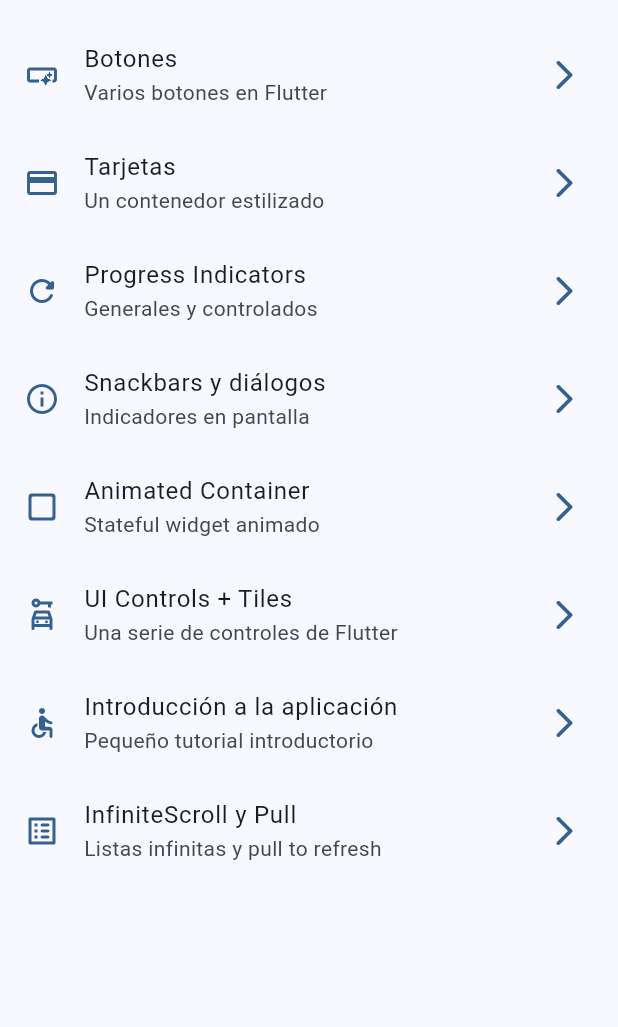
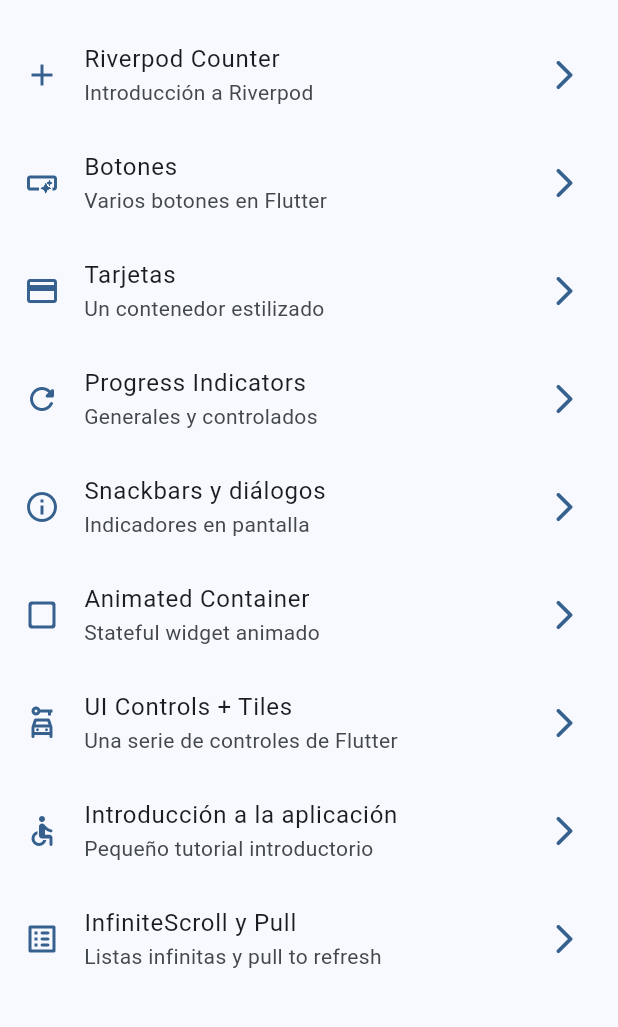
Before and after one commit to danimtnzz/widgets_app, a Flutter app: the screen it shows after launch, on a phone screen of 412 x 824 dp, the part 63-1090 px from its top. Run offline on Flutter 3.47's test engine with Material 3 defaults, Android fonts, the phone set to English and light mode, and no system bars; our stand-ins replace animate_do, go_router.

Commit message:
Preparación Riverpod

```diff
--- a/lib/config/menu/menu_items.dart
+++ b/lib/config/menu/menu_items.dart
@@ -10,6 +10,12 @@ class MenuItem{
 }
 
 const appMenuItems = <MenuItem>[
+  MenuItem(
+    title: 'Riverpod Counter',
+    subTitle: 'Introducción a Riverpod',
+    link: '/counter-river',
+    icon: Icons.add
+  ),
   MenuItem(
     title: 'Botones',
     subTitle: 'Varios botones en Flutter',
--- a/lib/config/router/app_router.dart
+++ b/lib/config/router/app_router.dart
@@ -1,4 +1,5 @@
 import 'package:go_router/go_router.dart';
+import 'package:widgets_app/presentation/screens/counter/counter_screen.dart';
 import 'package:widgets_app/presentation/screens/screens.dart';
 
 // GoRouter configuration
@@ -50,5 +51,10 @@ final appRouter = GoRouter(
       name: InfiniteScrollScreen.name,
       builder: (context, state) => const InfiniteScrollScreen(),
     ),
+    GoRoute(
+      path: '/counter-river',
+      name: CounterScreen.name,
+      builder: (context, state) => const CounterScreen(),
+    ),
   ],
 );
--- a/lib/presentation/screens/home/home_screen.dart
+++ b/lib/presentation/screens/home/home_screen.dart
@@ -10,12 +10,16 @@ class HomeScreen extends StatelessWidget {
 
   @override
   Widget build(BuildContext context) {
+
+    final scaffoldKey = GlobalKey<ScaffoldState>();
+
     return Scaffold(
+      key:scaffoldKey,
       appBar: AppBar(
         title: const Text('Flutter + Material3'),
         ),
         body: const _HomeView(),
-        drawer: const SideMenu(),
+        drawer: SideMenu(scaffoldKey: scaffoldKey,),
     );
   }
 }
--- a/lib/presentation/screens/screens.dart
+++ b/lib/presentation/screens/screens.dart
@@ -1,11 +1,12 @@
 
 
 
+export 'package:widgets_app/presentation/screens/animated/animated_screen.dart';
+export 'package:widgets_app/presentation/screens/app_tutorial/app_tutorial_screen.dart';
 export 'package:widgets_app/presentation/screens/buttons/buttons_screen.dart';
 export 'package:widgets_app/presentation/screens/cards/cards_screen.dart';
+export 'package:widgets_app/presentation/screens/counter/counter_screen.dart';
 export 'package:widgets_app/presentation/screens/home/home_screen.dart';
-export 'package:widgets_app/presentation/screens/animated/animated_screen.dart';
-export 'package:widgets_app/presentation/screens/app_tutorial/app_tutorial_screen.dart';
 export 'package:widgets_app/presentation/screens/infinite_scroll/infinite_scroll_screen.dart';
 export 'package:widgets_app/presentation/screens/progress/progress_screen.dart';
 export 'package:widgets_app/presentation/screens/snackbar/snackbar_screen.dart';
```
Also changed, not shown: lib/presentation/screens/counter/counter_screen.dart (added, +25 -0 lines), lib/presentation/widgets/side_menu.dart (+10 -2 lines).
